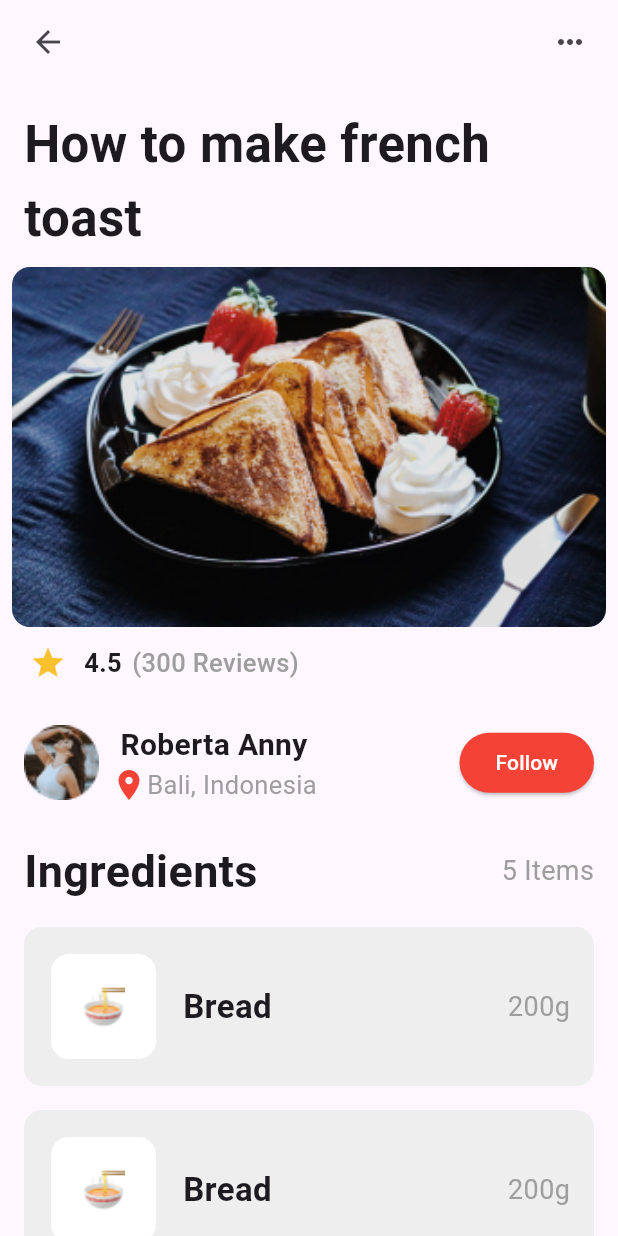
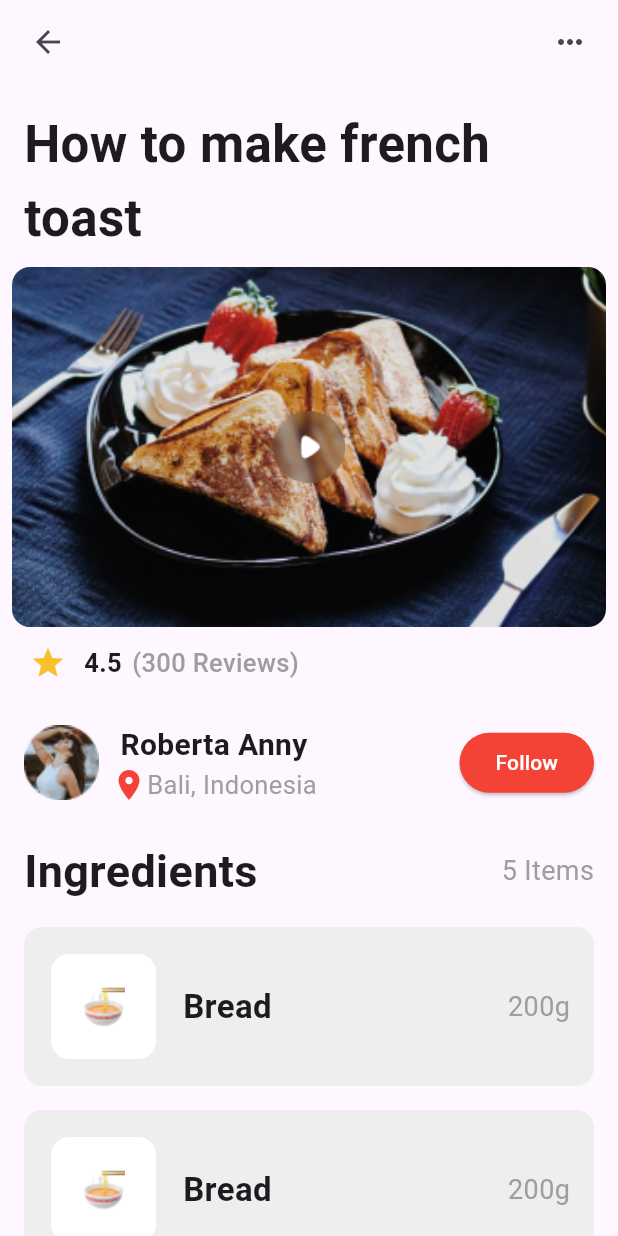
Before and after one commit to davidakabogu/flutterfoodrecipe, a Flutter app: the screen it shows after launch, on a phone screen of 412 x 824 dp. Run offline on Flutter 3.47's test engine with Material 3 defaults, Android fonts, the phone set to English and light mode, and no system bars.

```diff
--- a/foodrecipe/lib/main.dart
+++ b/foodrecipe/lib/main.dart
@@ -35,7 +35,10 @@ class HomePage extends StatelessWidget {
           child: Column(
             children: [
               HowToSection(description: "How to make french toast"),
-              ImageSection(image: 'assets/images/image-13.png'),
+              ImageSection(
+                image: 'assets/images/image-13.png',
+                overlayImage: 'assets/images/Play-button.png',
+              ),
               ChefInfoSection(
                 name: 'Roberta Anny',
                 location: 'Bali, Indonesia',
@@ -125,13 +128,17 @@ class HowToSection extends StatelessWidget {
 }
 
 class ImageSection extends StatelessWidget {
-  const ImageSection({super.key, required this.image});
+  const ImageSection(
+      {super.key, required this.image, required this.overlayImage});
 
   final String image;
+  final String overlayImage;
 
   @override
   Widget build(BuildContext context) {
     return Column(
+      children: [
+        Stack(
           children: [
             ClipRRect(
               borderRadius: BorderRadius.circular(12.0),
@@ -141,6 +148,19 @@ class ImageSection extends StatelessWidget {
                 height: 240,
                 fit: BoxFit.cover,
               ),
+            ),
+            Positioned(
+              top: 0,
+              bottom: 0,
+              left: 0,
+              right: 0,
+              child: Image.asset(
+                overlayImage,
+                width: 60,
+                height: 60,
+              ),
+            ),
+          ],
         ),
         const FavoriteWidget()
       ],
```
Also changed, not shown: foodrecipe/assets/images/Play-button.png (renamed from foodrecipe/assets/images/Play button.png). Lines whose indentation alone changed are shown as unchanged.
